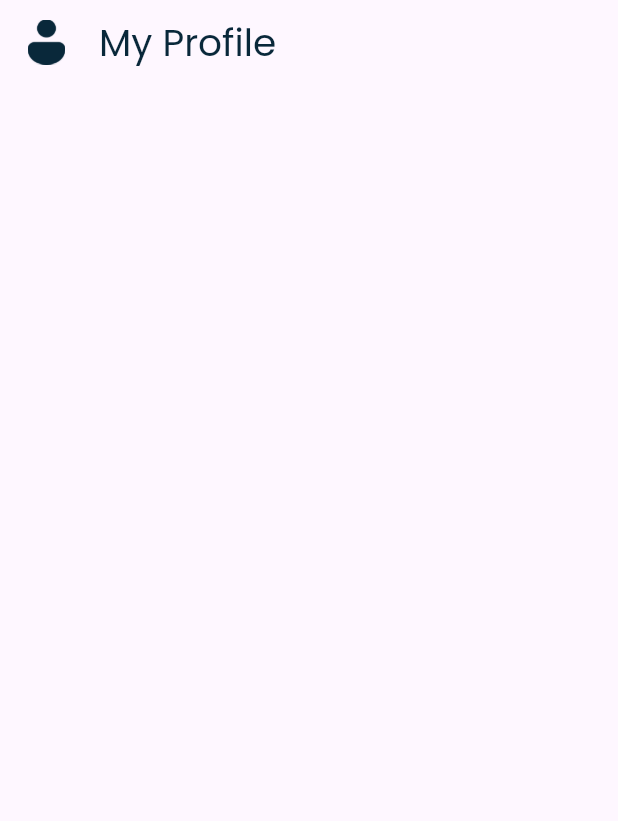
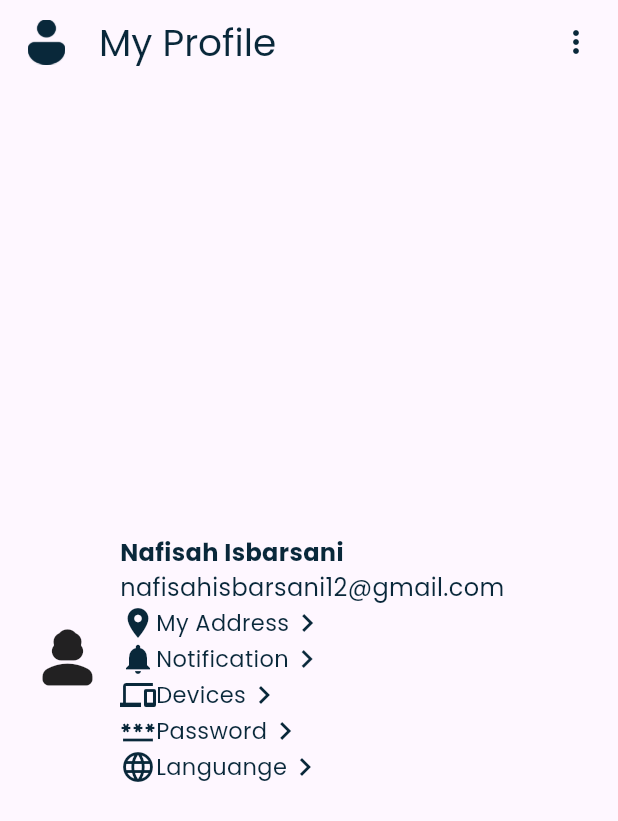
Before and after one commit to nafisahisbarsani/homey, a Flutter app: the Profile screen opened directly, on a phone screen of 412 x 824 dp. Shown: the top 821 px of the screen. Run offline on Flutter 3.47's test engine with Material 3 defaults, Android fonts, the light colour scheme and no system bars; our stand-ins replace get, google_fonts.

Commit message:
Add Wishlist, Cart, and Profile Page

```diff
--- a/lib/pages/menus/cart.dart
+++ b/lib/pages/menus/cart.dart
@@ -61,12 +61,13 @@ class Cart extends StatelessWidget {
                           onPressed: () {},
                         ),
                       ],
-                    )
+                    ),
                   ],
-                )
+                ),
               ],
             ),
           ),
+
         ),
       ),
     );
--- a/lib/pages/menus/profile.dart
+++ b/lib/pages/menus/profile.dart
@@ -21,8 +21,71 @@ class Profile extends StatelessWidget {
           height: 30,
         ),
               SizedBox(width: 20,),
-              MyText(text: "My Profile", color: textColor, fontsize: 25, fontWeight: FontWeight.normal,)
+              MyText(text: "My Profile", color: textColor, fontsize: 25, fontWeight: FontWeight.normal,),
+              Spacer(),
+              Icon(Icons.more_vert, color: textColor,),
         ]
+        ),
+      ),
+      body: Padding(
+        padding: const EdgeInsets.symmetric(vertical: 25, horizontal: 20),
+        child: Column(
+          crossAxisAlignment: CrossAxisAlignment.start,
+          mainAxisAlignment: MainAxisAlignment.center,
+          children: [
+            Row(
+              children: [
+                Icon(Icons.person_3_rounded, size: 50,),
+                SizedBox(width: 10,),
+                Column(
+                  crossAxisAlignment: CrossAxisAlignment.start,
+                  mainAxisAlignment: MainAxisAlignment.spaceBetween,
+                  children: [
+                    MyText(text: "Nafisah Isbarsani", color: textColor, fontsize: 16, fontWeight: FontWeight.bold),
+                    MyText(text: "nafisahisbarsani12@gmail.com", color: textColor, fontsize: 16, fontWeight: FontWeight.normal),
+                    Row(
+                      children: [
+                        Icon(Icons.location_on, color: textColor,),
+                        MyText(text: "My Address", color: textColor, fontsize: 15, fontWeight: FontWeight.normal),
+                        Icon(Icons.navigate_next, color: textColor,),
+                      ],
+                    ),
+                    Row(
+                      children: [
+                        Icon(Icons.notifications, color: textColor,),
+                        MyText(text: "Notification", color: textColor, fontsize: 15, fontWeight: FontWeight.normal),
+                        Icon(Icons.navigate_next, color: textColor,),
+                      ],
+                    ),
+                    Row(
+                      children: [
+                        Icon(Icons.devices, color: textColor,),
+                        MyText(text: "Devices", color: textColor, fontsize: 15, fontWeight: FontWeight.normal),
+                        Icon(Icons.navigate_next, color: textColor,),
+                      ],
+                    ),
+                    Row(
+                      children: [
+                        Icon(Icons.password_outlined, color: textColor,),
+                        MyText(text: "Password", color: textColor, fontsize: 15, fontWeight: FontWeight.normal),
+                        Icon(Icons.navigate_next, color: textColor,),
+                        SizedBox(width: 5,),
+                      ],
+                    ),
+                    Row(
+                      children: [
+                        Icon(Icons.language, color: textColor,),
+                        MyText(text: "Languange", color: textColor, fontsize: 15, fontWeight: FontWeight.normal),
+                        Icon(Icons.navigate_next, color: textColor,),
+                        SizedBox(width: 5,),
+                      ],
+                    )
+                  ],
+                )
+              ],
+            ),
+
+          ],
         ),
       ),
     );
--- a/pubspec.yaml
+++ b/pubspec.yaml
@@ -83,6 +83,8 @@ flutter:
       - assets/sofa-curved.png
       - assets/woodlamp.png
       - assets/beanbag.png
+      - assets/rak-sepatu.png
+      - assets/meja-rias.png
 
 
   # An image asset can refer to one or more resolution-specific "variants", see
```
Also changed, not shown: lib/pages/menus/wishlist.dart (+40 -0 lines), assets/meja-rias.png (added), assets/rak-sepatu.png (added).
